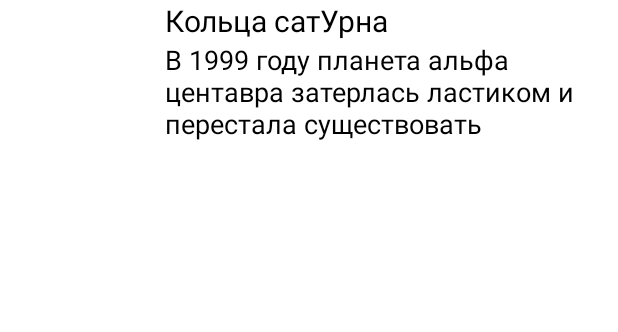
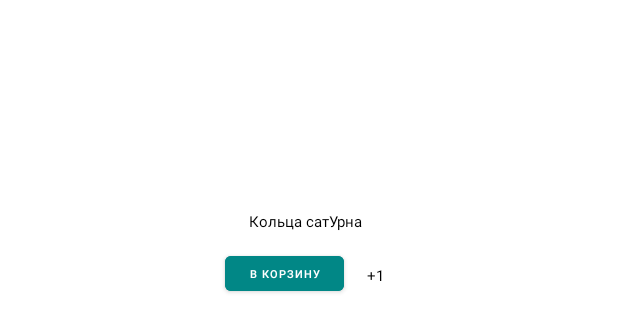
Before and after one commit to holyfame/mipt2021_android_project_2, an Android app: the layout planet_item.xml on its own in the app's theme, with its tools: preview values and no code run, on a phone screen of 412 x 824 dp. Shown: the top 332 px of the screen. Run offline under Robolectric (Android 15) with nearby library versions, the phone set to English and light mode, and no system bars; network calls fail.

Commit message:
corrected elements in planet_item.xml. Made grid variant made navigation bar

```diff
--- a/app/build.gradle
+++ b/app/build.gradle
@@ -41,6 +41,8 @@ android {
 dependencies {
     implementation "org.jetbrains.kotlin:kotlin-stdlib:$kotlin_version"
 
+    implementation "com.google.android.material:material:1.2.0"
+
     implementation 'androidx.core:core-ktx:1.7.0'
     implementation 'androidx.appcompat:appcompat:1.3.1'
     implementation 'com.google.android.material:material:1.4.0'
--- a/app/src/main/java/org/mipt/planetshop/presentation/planetsGallery/PlanetsGalleryAdapter.kt
+++ b/app/src/main/java/org/mipt/planetshop/presentation/planetsGallery/PlanetsGalleryAdapter.kt
@@ -34,7 +34,7 @@ class PlanetsGalleryAdapter(
         with(holder.binding) {
             val item = getItem(position)
             planetItemTitle.text = item.title
-            planetItemExplanation.text = item.explanation
+//            planetItemExplanation.text = item.explanation
             planetItemPicture.setImageUrl(item.url)
             root.setOnClickListener { onPlanetClicked(item) }
         }
--- /dev/null
+++ b/app/src/main/res/drawable/ic_baseline_search_24.xml
@@ -0,0 +1,5 @@
+<vector android:height="24dp" android:tint="#5A3E3E"
+    android:viewportHeight="24" android:viewportWidth="24"
+    android:width="24dp" xmlns:android="http://schemas.android.com/apk/res/android">
+    <path android:fillColor="@android:color/white" android:pathData="M15.5,14h-0.79l-0.28,-0.27C15.41,12.59 16,11.11 16,9.5 16,5.91 13.09,3 9.5,3S3,5.91 3,9.5 5.91,16 9.5,16c1.61,0 3.09,-0.59 4.23,-1.57l0.27,0.28v0.79l5,4.99L20.49,19l-4.99,-5zM9.5,14C7.01,14 5,11.99 5,9.5S7.01,5 9.5,5 14,7.01 14,9.5 11.99,14 9.5,14z"/>
+</vector>
--- /dev/null
+++ b/app/src/main/res/drawable/ic_baseline_shopping_bag.xml
@@ -0,0 +1,5 @@
+<vector android:height="24dp" android:tint="#221C1C"
+    android:viewportHeight="24" android:viewportWidth="24"
+    android:width="24dp" xmlns:android="http://schemas.android.com/apk/res/android">
+    <path android:fillColor="@android:color/white" android:pathData="M18,6h-2c0,-2.21 -1.79,-4 -4,-4S8,3.79 8,6H6C4.9,6 4,6.9 4,8v12c0,1.1 0.9,2 2,2h12c1.1,0 2,-0.9 2,-2V8C20,6.9 19.1,6 18,6zM10,10c0,0.55 -0.45,1 -1,1s-1,-0.45 -1,-1V8h2V10zM12,4c1.1,0 2,0.9 2,2h-4C10,4.9 10.9,4 12,4zM16,10c0,0.55 -0.45,1 -1,1s-1,-0.45 -1,-1V8h2V10z"/>
+</vector>
--- a/app/src/main/res/layout/landing_page.xml
+++ b/app/src/main/res/layout/landing_page.xml
@@ -3,7 +3,8 @@
     android:layout_width="match_parent"
     android:layout_height="match_parent"
     xmlns:app="http://schemas.android.com/apk/res-auto"
-    >
+    xmlns:tools="http://schemas.android.com/tools"
+    tools:context=".presentation.MainActivity">
 
     <LinearLayout
         android:layout_width="match_parent"
--- a/app/src/main/res/layout/main_actvity.xml
+++ /dev/null
@@ -1,6 +0,0 @@
-<?xml version="1.0" encoding="utf-8"?>
-<androidx.fragment.app.FragmentContainerView xmlns:android="http://schemas.android.com/apk/res/android"
-    android:id="@+id/main_activity_container"
-    android:layout_width="match_parent"
-    android:layout_height="match_parent"
-    />
--- a/app/src/main/res/layout/planet_item.xml
+++ b/app/src/main/res/layout/planet_item.xml
@@ -10,38 +10,78 @@
 
     <ImageView
         android:id="@+id/planet_item_picture"
-        android:layout_width="100dp"
-        android:layout_height="100dp"
+
+
+        android:layout_width="129dp"
+        android:layout_height="131dp"
         android:scaleType="centerCrop"
+        app:layout_constraintEnd_toEndOf="parent"
         app:layout_constraintStart_toStartOf="parent"
-        app:layout_constraintTop_toTopOf="parent"
-        />
+        app:layout_constraintTop_toTopOf="parent" />
 
     <TextView
         android:id="@+id/planet_item_title"
-        android:layout_width="0dp"
-        android:layout_height="wrap_content"
-        android:textSize="20sp"
+        android:layout_width="126dp"
+        android:layout_height="33dp"
         android:layout_marginHorizontal="10dp"
+        android:textAlignment="center"
+
+        android:gravity="center"
         android:textColor="@color/black"
-        app:layout_constraintStart_toEndOf="@id/planet_item_picture"
+        android:textSize="10sp"
+        app:layout_constraintBottom_toBottomOf="parent"
         app:layout_constraintEnd_toEndOf="parent"
-        app:layout_constraintTop_toTopOf="parent"
-        tools:text="Кольца сатУрна"
-        />
+        app:layout_constraintHorizontal_bias="0.491"
+        app:layout_constraintStart_toStartOf="parent"
+        app:layout_constraintTop_toBottomOf="@+id/planet_item_picture"
+        app:layout_constraintVertical_bias="0.0"
+        tools:text="Кольца сатУрна" />
+
+    <TextView
+        android:id="@+id/planet_item_indicator_purchases"
+        android:layout_width="25dp"
+        android:layout_height="13dp"
+        android:layout_marginHorizontal="10dp"
+        android:layout_marginStart="8dp"
+        android:layout_marginTop="12dp"
+        android:gravity="center"
+        android:textColor="@color/black"
+        android:autoSizeTextType="uniform"
+        android:autoSizeMinTextSize="10sp"
+        android:autoSizeMaxTextSize="100sp"
+        android:autoSizeStepGranularity="2sp"        app:layout_constraintStart_toEndOf="@+id/planet_item_buy_button"
+        app:layout_constraintTop_toBottomOf="@+id/planet_item_title"
+        android:text="+1" />
+
+    <Button
+        android:id="@+id/planet_item_buy_button"
+        android:layout_width="79dp"
+        android:layout_height="35dp"
+        android:layout_marginStart="16dp"
+        android:backgroundTint="@color/teal_700"
+        android:saveEnabled="true"
+        android:text="В корзину"
+        android:textSize="7sp"
+        app:layout_constraintBottom_toBottomOf="parent"
+        app:layout_constraintEnd_toEndOf="parent"
+        app:layout_constraintHorizontal_bias="0.424"
+        app:layout_constraintStart_toStartOf="parent"
+        app:layout_constraintTop_toBottomOf="@+id/planet_item_title"
+        app:layout_constraintVertical_bias="0.0"
+        tools:ignore="TouchTargetSizeCheck" />
 
 
-    <TextView
-        android:id="@+id/planet_item_explanation"
-        android:layout_width="0dp"
-        android:layout_height="wrap_content"
-        android:maxLines="3"
-        android:textColor="@color/black"
-        android:textSize="18sp"
-        android:layout_marginHorizontal="10dp"
-        app:layout_constraintTop_toBottomOf="@id/planet_item_title"
-        app:layout_constraintStart_toEndOf="@id/planet_item_picture"
-        app:layout_constraintEnd_toEndOf="parent"
-        tools:text="В 1999 году планета альфа центавра затерлась ластиком и перестала существовать"
-        />
+    <!--    <TextView-->
+<!--        android:id="@+id/planet_item_explanation"-->
+<!--        android:layout_width="0dp"-->
+<!--        android:layout_height="wrap_content"-->
+<!--        android:maxLines="3"-->
+<!--        android:textColor="@color/black"-->
+<!--        android:textSize="18sp"-->
+<!--        android:layout_marginHorizontal="10dp"-->
+<!--        app:layout_constraintTop_toBottomOf="@id/planet_item_title"-->
+<!--        app:layout_constraintStart_toEndOf="@id/planet_item_picture"-->
+<!--        app:layout_constraintEnd_toEndOf="parent"-->
+<!--        tools:text="В 1999 году планета альфа центавра затерлась ластиком и перестала существовать"-->
+<!--        />-->
 </androidx.constraintlayout.widget.ConstraintLayout>
```
Also changed, not shown: app/src/main/java/org/mipt/planetshop/presentation/MainActivity.kt (+31 -6 lines), app/src/main/java/org/mipt/planetshop/presentation/planetsGallery/PlanetsGalleryFragment.kt (+11 -4 lines), app/src/main/java/org/mipt/planetshop/presentation/purchaseFragment/PurchaseFragment.kt (added, +7 -0 lines), app/src/main/res/layout/main_activity.xml (added, +64 -0 lines), app/src/main/res/layout/purchase_page.xml (added, +19 -0 lines), app/src/main/res/menu/bottom.xml (added, +14 -0 lines).
